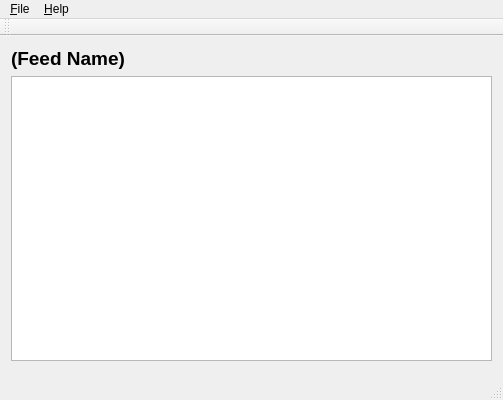
Old version of the form podcatcher/Resources/ui/windows/MainWindow.ui in the repository lostrootpass/alphagem.
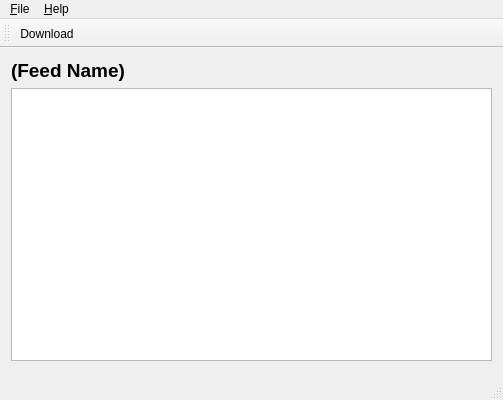
New version of the form. Icons and pictures are not drawn. Custom widgets are drawn as their Qt base class.

Commit message: Add ability to download and play episodes locally.

The edit to the form file:
```diff
--- a/podcatcher/Resources/ui/windows/MainWindow.ui
+++ b/podcatcher/Resources/ui/windows/MainWindow.ui
@@ -71,6 +71,7 @@
    <attribute name="toolBarBreak">
     <bool>false</bool>
    </attribute>
+   <addaction name="actionDownload"/>
   </widget>
   <widget class="QStatusBar" name="statusBar"/>
   <action name="actionAbout_Qt">
@@ -97,6 +98,11 @@
     <string>&amp;Quit</string>
    </property>
   </action>
+  <action name="actionDownload">
+   <property name="text">
+    <string>&amp;Download</string>
+   </property>
+  </action>
  </widget>
  <layoutdefault spacing="6" margin="11"/>
  <customwidgets>
```
The commit also changes 15 other files.
